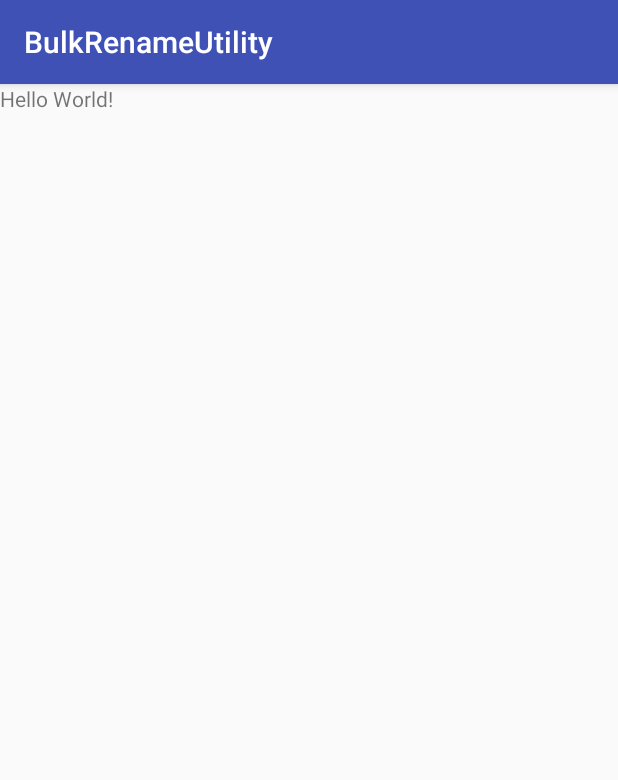
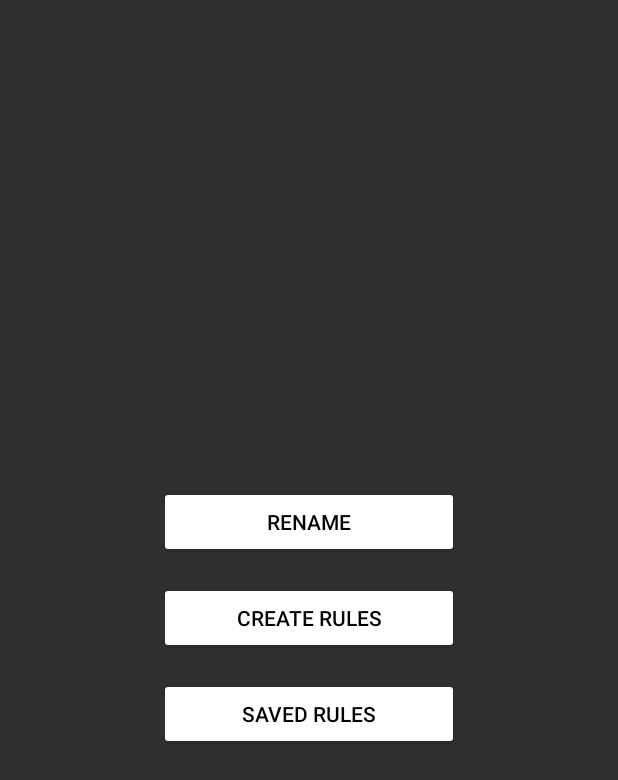
Before and after one commit to b1acKr0se/bulk-rename-utility, an Android app: the screen it shows after launch (MainActivity), on a phone screen of 412 x 824 dp. Shown: the top 780 px of the screen. Run offline under Robolectric (Android 15) with nearby library versions, the phone set to English and light mode, and no system bars.

Commit message:
MainActivity UI

```diff
--- a/app/build.gradle
+++ b/app/build.gradle
@@ -28,5 +28,6 @@ dependencies {
         exclude group: 'com.android.support', module: 'support-annotations'
     })
     compile 'com.android.support:appcompat-v7:25.1.0'
+    compile 'com.android.support.constraint:constraint-layout:1.0.0-alpha3'
     testCompile 'junit:junit:4.12'
 }
--- /dev/null
+++ b/app/src/main/res/anim/idle.xml
@@ -0,0 +1,4 @@
+<?xml version="1.0" encoding="utf-8"?>
+<set xmlns:android="http://schemas.android.com/apk/res/android">
+    <translate android:fromYDelta="0%p" android:toYDelta="0%p" android:duration="@android:integer/config_shortAnimTime"/>
+</set>
--- /dev/null
+++ b/app/src/main/res/anim/slide_in.xml
@@ -0,0 +1,6 @@
+<?xml version="1.0" encoding="utf-8"?>
+<set android:interpolator="@android:anim/linear_interpolator" android:shareInterpolator="true"
+     xmlns:android="http://schemas.android.com/apk/res/android">
+    <alpha android:duration="@android:integer/config_shortAnimTime" android:fromAlpha="0.0" android:toAlpha="1.0" />
+    <translate android:duration="@android:integer/config_shortAnimTime" android:fromXDelta="29.999996%p" android:toXDelta="0.0" />
+</set>
--- /dev/null
+++ b/app/src/main/res/anim/slide_out.xml
@@ -0,0 +1,6 @@
+<?xml version="1.0" encoding="utf-8"?>
+<set android:interpolator="@android:anim/linear_interpolator" android:shareInterpolator="true"
+     xmlns:android="http://schemas.android.com/apk/res/android">
+    <alpha android:duration="@android:integer/config_shortAnimTime" android:fromAlpha="1.0" android:toAlpha="0.0" />
+    <translate android:duration="@android:integer/config_shortAnimTime" android:fromXDelta="0.0" android:toXDelta="29.999996%p" />
+</set>
--- a/app/src/main/res/layout/activity_main.xml
+++ b/app/src/main/res/layout/activity_main.xml
@@ -7,9 +7,39 @@
     android:layout_height="match_parent"
     tools:context="io.b1ackr0se.bulkrenameutility.MainActivity">
 
-    <TextView
-        android:layout_width="wrap_content"
+    <LinearLayout
+        android:layout_width="200dp"
         android:layout_height="wrap_content"
-        android:text="Hello World!" />
+        android:layout_gravity="center"
+        android:orientation="vertical">
+
+        <Button
+            android:id="@+id/rename"
+            android:layout_width="match_parent"
+            android:layout_height="wrap_content"
+            android:layout_gravity="center"
+            android:text="@string/rename"
+            android:theme="@style/WhiteButtonStyle"/>
+
+        <Button
+            android:id="@+id/create_rules"
+            android:layout_width="match_parent"
+            android:layout_height="wrap_content"
+            android:layout_gravity="center"
+            android:layout_marginTop="16dp"
+            android:text="@string/create_rules"
+            android:theme="@style/WhiteButtonStyle"/>
+
+        <Button
+            android:id="@+id/saved_rules"
+            android:layout_width="match_parent"
+            android:layout_height="wrap_content"
+            android:layout_gravity="center"
+            android:layout_marginTop="16dp"
+            android:text="@string/saved_rules"
+            android:theme="@style/WhiteButtonStyle"/>
+
+    </LinearLayout>
+
 
 </FrameLayout>
--- /dev/null
+++ b/app/src/main/res/values-v21/styles.xml
@@ -0,0 +1,8 @@
+<?xml version="1.0" encoding="utf-8"?>
+<resources>
+
+    <style name="WhiteButtonStyle" parent="Widget.AppCompat.Button.Colored">
+        <item name="android:colorButtonNormal">@color/white</item>
+        <item name="android:textColor">@color/black</item>
+    </style>
+</resources>
--- a/app/src/main/res/values/colors.xml
+++ b/app/src/main/res/values/colors.xml
@@ -1,6 +1,9 @@
 <?xml version="1.0" encoding="utf-8"?>
 <resources>
-    <color name="colorPrimary">#3F51B5</color>
-    <color name="colorPrimaryDark">#303F9F</color>
-    <color name="colorAccent">#FF4081</color>
+    <color name="colorPrimary">#303030</color>
+    <color name="colorPrimaryDark">#303030</color>
+    <color name="colorAccent">#ffffff</color>
+
+    <color name="white">#ffffff</color>
+    <color name="black">#000000</color>
 </resources>
--- a/app/src/main/res/values/strings.xml
+++ b/app/src/main/res/values/strings.xml
@@ -1,3 +1,7 @@
 <resources>
     <string name="app_name">BulkRenameUtility</string>
+
+    <string name="rename">Rename</string>
+    <string name="saved_rules">Saved Rules</string>
+    <string name="create_rules">Create Rules</string>
 </resources>
--- a/app/src/main/res/values/styles.xml
+++ b/app/src/main/res/values/styles.xml
@@ -1,11 +1,17 @@
 <resources>
 
     <!-- Base application theme. -->
-    <style name="AppTheme" parent="Theme.AppCompat.Light.DarkActionBar">
+    <style name="AppTheme" parent="Theme.AppCompat.NoActionBar">
         <!-- Customize your theme here. -->
         <item name="colorPrimary">@color/colorPrimary</item>
         <item name="colorPrimaryDark">@color/colorPrimaryDark</item>
         <item name="colorAccent">@color/colorAccent</item>
+        <item name="colorControlHighlight">@color/ripple_material_light</item>
+    </style>
+
+    <style name="WhiteButtonStyle" parent="Widget.AppCompat.Button.Colored">
+        <item name="colorButtonNormal">@color/white</item>
+        <item name="android:textColor">@color/black</item>
     </style>
 
 </resources>
```
Also changed, not shown: app/src/main/AndroidManifest.xml (+5 -5 lines).
